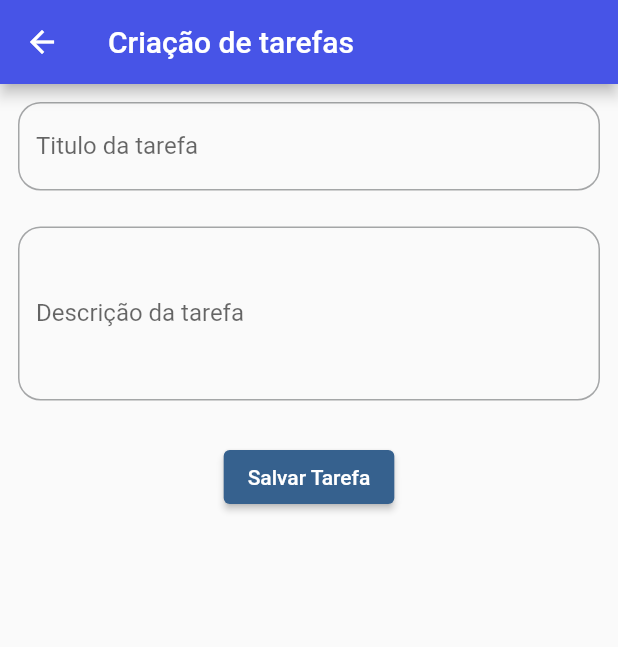
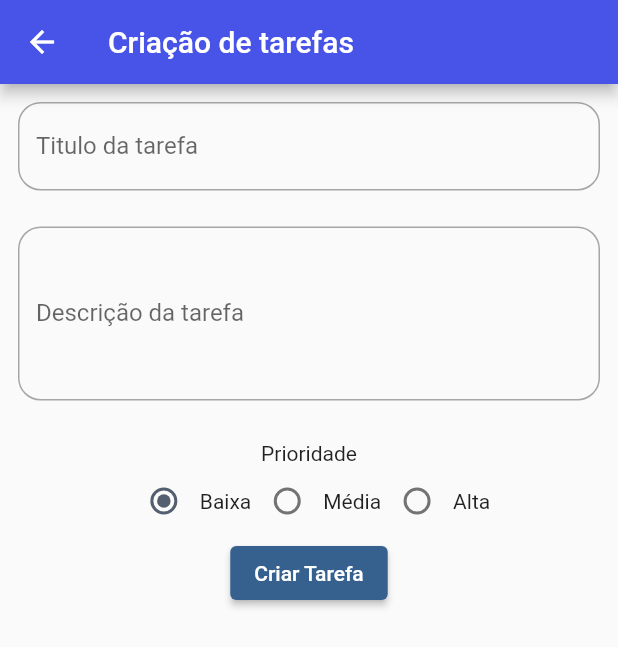
Before and after one commit to pedro-h-kaspchark/Lista-de-tarefas, a Flutter app: the MyWidget screen opened directly, after a tap on the "add" icon, on a phone screen of 412 x 824 dp. Shown: the top 647 px of the screen. Run offline on Flutter 3.47's test engine with Material 3 defaults, Android fonts, the phone set to English and light mode, and no system bars; our stand-ins replace image_picker, shared_preferences; accounts and stored records are empty; network calls fail.

Commit message:
Término do trabalho

```diff
--- a/lib/main.dart
+++ b/lib/main.dart
@@ -1,6 +1,10 @@
+import 'dart:io';
+
 import 'package:flutter/material.dart';
+import 'package:image_picker/image_picker.dart';
 import 'package:project_test/views/form.dart';
 import 'package:project_test/views/list.dart';
+import 'package:shared_preferences/shared_preferences.dart';
 
 void main() {
   runApp(const MyApp());
@@ -37,6 +41,37 @@ class MyWidget extends StatefulWidget {
 }
 
 class _MyWidgetState extends State<MyWidget> {
+   File? _image;
+   ImagePicker _picker = ImagePicker();
+
+   pickImage() async {
+    XFile? pickedFile = await _picker.pickImage(source: ImageSource.gallery);
+    SharedPreferences prefs = await SharedPreferences.getInstance();
+
+    if(pickedFile != null){
+      prefs.setString('image_path', pickedFile.path);
+      setState(() {
+        _image = File(pickedFile.path);
+      });
+    }
+   }
+
+   loadImage() async{
+    SharedPreferences prefs = await SharedPreferences.getInstance();
+    String? imagePath = prefs.getString('image_path');
+    if(imagePath != null){
+      setState(() {
+        _image = File(imagePath);
+      });
+    }
+   }
+
+   @override
+  void initState() {
+    loadImage();
+    super.initState();
+  }
+
   @override
   Widget build(BuildContext context) {
     return Scaffold(
@@ -50,10 +85,16 @@ class _MyWidgetState extends State<MyWidget> {
                 style: TextStyle(fontSize: 24),
               ),
               accountEmail: Text('pkaspchark@gmail.com'),
-              currentAccountPicture: CircleAvatar(
-                backgroundColor: Colors.white,
-                child: Icon(Icons.person),
-              ),
+              currentAccountPicture: ClipOval(
+                child: Container(
+                  height: 100,
+                  width: 100,
+                  child: FittedBox(
+                    fit: BoxFit.fill,
+                    child: Image.asset('assets/Sayori.jpg'),
+                  ),
+                  ),
+                )
             ),
             ListTile(
               title: Text(
@@ -76,6 +117,16 @@ class _MyWidgetState extends State<MyWidget> {
       ),
       body: Stack(
         children: [
+          SingleChildScrollView(
+          child: Column(
+            children: [
+              Image.network('https://img07.shop-pro.jp/PA01327/490/product/101585739_o7.jpg?cmsp_timestamp=20160425143528'),
+              _image != null ?
+              Image.file(_image!, fit: BoxFit.cover, width: 300, height: 300,)
+              : Container(),
+              ElevatedButton(onPressed: (){pickImage();}, child: Text("Selecionar imagem da galeria"))
+            ],
+          )),
           Padding(
               padding: EdgeInsets.only(bottom: 20, right: 10),
               child: Align(
--- a/lib/models/task_model.dart
+++ b/lib/models/task_model.dart
@@ -2,16 +2,18 @@ class Task{
   String? title;
   String? description;
   bool? isDone;
+  String? priority;
 
-  Task({required this.title,  required this.description, this.isDone});
+  Task({this.title, this.description, this.isDone, this.priority});
 
   Map tojson(){
-    return{'title': title, 'description': description, 'isDone': isDone};
+    return{'title': title, 'description': description, 'isDone': isDone, 'priority': priority};
   }
 
   Task.fromJson(Map<String, dynamic> json){
     title = json['title'];
     description = json['description'];
     isDone = json['isDone'] ?? false;
+    priority = json['priority'];
   }
 }
--- a/lib/views/form.dart
+++ b/lib/views/form.dart
@@ -1,4 +1,5 @@
 import 'package:flutter/material.dart';
+import 'package:flutter/widgets.dart';
 import 'package:project_test/models/task_model.dart';
 import 'package:project_test/service/task_service.dart';
 
@@ -12,6 +13,7 @@ class FormViewTasks extends StatefulWidget {
 }
 
 class _FormViewTasksState extends State<FormViewTasks> {
+  String priority = 'baixa';
   final _formKey = GlobalKey<FormState>();
   TextEditingController _titleController = TextEditingController();
   TextEditingController _descriptionController = TextEditingController();
@@ -22,15 +24,18 @@ class _FormViewTasksState extends State<FormViewTasks> {
     if(widget.task != null){
       _titleController.text = widget.task!.title!;
       _descriptionController.text = widget.task!.description!;
+      priority = widget.task!.priority ?? 'baixa';
     }
     super.initState();
   }
 
+
   @override
   Widget build(BuildContext context) {
+    final bool isIndexNotNull = widget.index != null;
     return Scaffold(
       appBar: AppBar(
-        title: Text('Criação de tarefas'),
+        title: isIndexNotNull? Text('Edição de tarefas') : Text('Criação de tarefas'),
         backgroundColor: Color.fromARGB(255, 71, 84, 231),
       ),
       body:
@@ -73,17 +78,56 @@ class _FormViewTasksState extends State<FormViewTasks> {
                         borderRadius: BorderRadius.all(Radius.circular(15)))),
               )),
           SizedBox(height: 15),
+          Text('Prioridade'),
+          Row(
+            mainAxisAlignment: MainAxisAlignment.center,
+            children: [
+              Radio(
+                value: 'baixa',
+                groupValue: priority,
+                onChanged: (value) {
+                  setState(() {
+                    if(value != null){
+                      priority = value;
+                    }
+                  });
+                }),
+                Text('Baixa'),
+                Radio(
+                value: 'média',
+                groupValue: priority,
+                onChanged: (value) {
+                  setState(() {
+                    if(value != null){
+                      priority = value;
+                    }
+                  });
+                }),
+                Text('Média'),
+                Radio(
+                value: 'alta',
+                groupValue: priority,
+                onChanged: (value) {
+                  setState(() {
+                    if(value != null){
+                      priority = value;
+                    }
+                  });
+                }),
+                Text('Alta')
+            ],
+          ),
           ElevatedButton(onPressed: () async {
             if(_formKey.currentState!.validate()){
               String titleNewTask = _titleController.text;
               String descriptionNewTask = _descriptionController.text;
               if(widget.task != null && widget.index != null){
-                await TasksService.editTask(widget.index!, titleNewTask, descriptionNewTask);
+                await TasksService.editTask(widget.index!, titleNewTask, descriptionNewTask, priority);
               }else{
-                 await TasksService.saveTask(titleNewTask, descriptionNewTask, false);
+                 await TasksService.saveTask(titleNewTask, descriptionNewTask, false, priority);
               }
 
-          }}, child: Text('Salvar Tarefa'))
+          }}, child: isIndexNotNull? Text('Editar tarefa') : Text('Criar Tarefa'))
         ],
       ),
     )
--- a/pubspec.yaml
+++ b/pubspec.yaml
@@ -36,6 +36,7 @@ dependencies:
   # Use with the CupertinoIcons class for iOS style icons.
   cupertino_icons: ^1.0.6
   shared_preferences: ^2.3.2
+  image_picker: ^1.1.2
 
 dev_dependencies:
   flutter_test:
@@ -60,8 +61,9 @@ flutter:
   uses-material-design: true
 
   # To add assets to your application, add an assets section, like this:
-  # assets:
-  #   - images/a_dot_burr.jpeg
+  assets:
+     - assets/a.png
+     - assets/Sayori.jpg
   #   - images/a_dot_ham.jpeg
 
   # An image asset can refer to one or more resolution-specific "variants", see
```
Also changed, not shown: lib/service/task_service.dart (+15 -4 lines), lib/views/list.dart (+37 -10 lines), assets/Sayori.jpg (added), assets/a.png (added), pubspec.lock, 5 other files.
